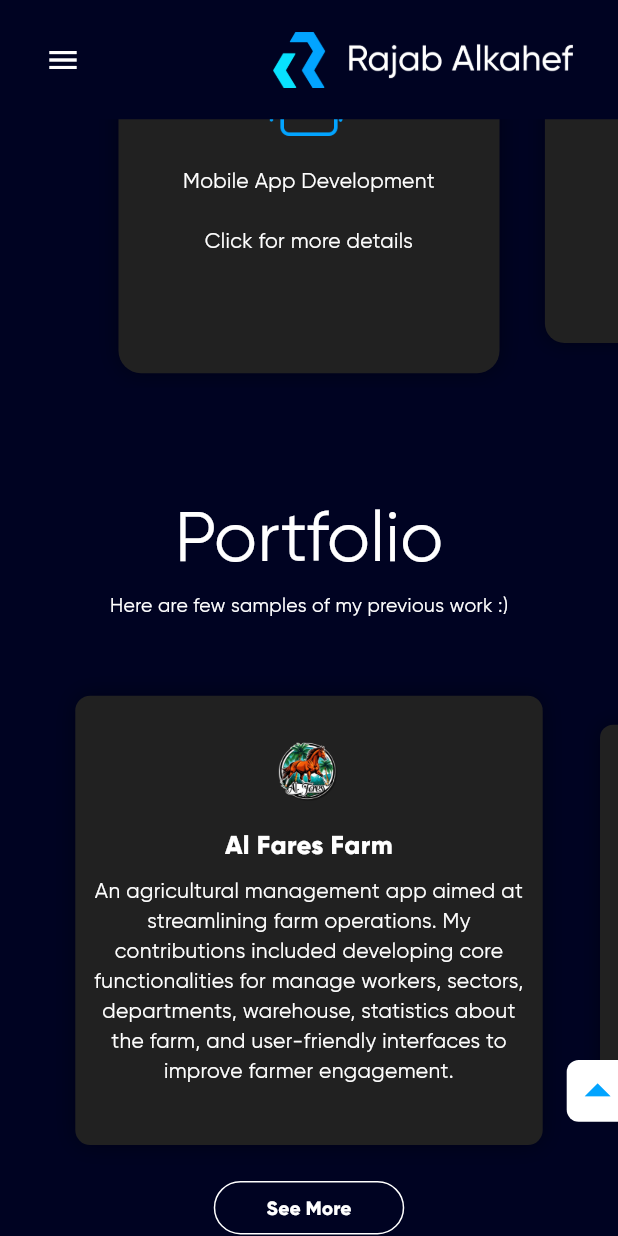
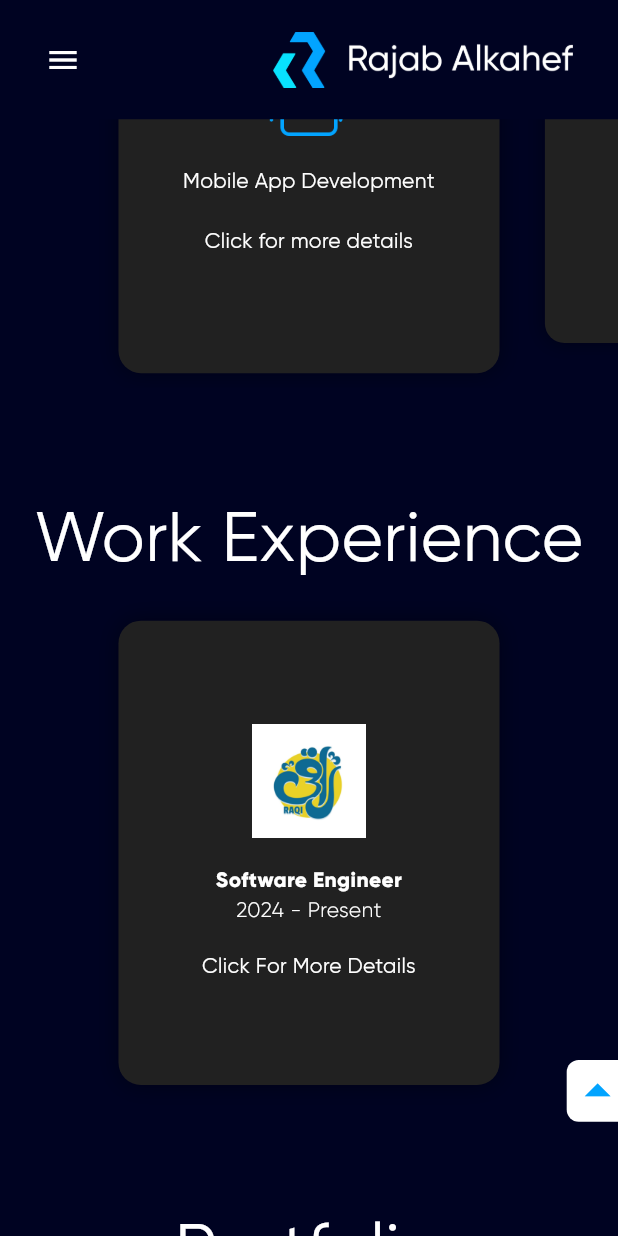
Before and after one commit to Rajab-Alkahef/rajab-portfolio, a Flutter app: the screen it shows after launch, scrolled down 1728 dp, on a phone screen of 412 x 824 dp. Run offline on Flutter 3.47's test engine with Material 3 defaults, Android fonts, the light colour scheme and no system bars; drawn by our look-alikes of carousel_slider, flip_card; our stand-ins replace animated_text_kit, font_awesome_flutter, shared_preferences, url_strategy; missing offline and left inert: universal_html; network calls fail.

Commit message:
add work Experience section

```diff
--- a/lib/sections/portfolio/portfolio.dart
+++ b/lib/sections/portfolio/portfolio.dart
@@ -9,9 +9,9 @@ class Portfolio extends StatelessWidget {
   @override
   Widget build(BuildContext context) {
     return const Responsive(
-      mobile: PortfolioMobileTab(),
-      tablet: PortfolioMobileTab(),
-      desktop: PortfolioDesktop(),
+      mobile: WorkExperienceMobileTab(),
+      tablet: WorkExperienceMobileTab(),
+      desktop: WorkExperienceDesktop(),
     );
   }
 }
--- a/lib/sections/portfolio/portfolio_mobile.dart
+++ b/lib/sections/portfolio/portfolio_mobile.dart
@@ -7,8 +7,8 @@ import 'package:folio/utils/utils.dart';
 import 'package:folio/widget/custom_text_heading.dart';
 import 'package:folio/widget/project_card.dart';
 
-class PortfolioMobileTab extends StatelessWidget {
-  const PortfolioMobileTab({Key? key}) : super(key: key);
+class WorkExperienceMobileTab extends StatelessWidget {
+  const WorkExperienceMobileTab({Key? key}) : super(key: key);
 
   @override
   Widget build(BuildContext context) {
--- /dev/null
+++ b/lib/sections/work_experience/widgets/_work_experience_card.dart
@@ -0,0 +1,144 @@
+part of '../work_experience.dart';
+
+class _WorkExperienceCard extends StatefulWidget {
+  final String logo;
+  final String position;
+  final String jobDescription;
+  final String workPeriod;
+  const _WorkExperienceCard({
+    Key? key,
+    required this.logo,
+    required this.position,
+    required this.jobDescription,
+    required this.workPeriod,
+  }) : super(key: key);
+
+  @override
+  _WorkExperienceCardState createState() => _WorkExperienceCardState();
+}
+
+class _WorkExperienceCardState extends State<_WorkExperienceCard> {
+  GlobalKey<FlipCardState> cardKey = GlobalKey<FlipCardState>();
+  bool isHover = false;
+
+  @override
+  Widget build(BuildContext context) {
+    final appProvider = Provider.of<AppProvider>(context);
+
+    return InkWell(
+      hoverColor: Colors.transparent,
+      splashColor: Colors.transparent,
+      highlightColor: Colors.transparent,
+      onTap: () {
+        cardKey.currentState!.toggleCard();
+      },
+      onHover: (isHovering) {
+        if (isHovering) {
+          setState(() {
+            isHover = true;
+          });
+        } else {
+          setState(() {
+            isHover = false;
+          });
+        }
+      },
+      child: FlipCard(
+        flipOnTouch: kIsWeb ? false : true,
+        key: cardKey,
+        back: Container(
+          width: AppDimensions.normalize(100),
+          height: AppDimensions.normalize(80),
+          padding: const EdgeInsets.symmetric(vertical: 8.0, horizontal: 12.0),
+          decoration: BoxDecoration(
+            color: appProvider.isDark ? Colors.grey[900] : Colors.white,
+            borderRadius: BorderRadius.circular(15),
+            boxShadow: isHover
+                ? [
+                    BoxShadow(
+                      color: AppTheme.c!.primary!.withAlpha(100),
+                      blurRadius: 12.0,
+                      offset: const Offset(0.0, 0.0),
+                    )
+                  ]
+                : [
+                    BoxShadow(
+                      color: Colors.black.withAlpha(100),
+                      blurRadius: 12.0,
+                      offset: const Offset(0.0, 0.0),
+                    )
+                  ],
+          ),
+          child: _WorkExperienceBackWidget(
+            serviceDesc: widget.jobDescription,
+            serviceTitle: widget.position,
+          ),
+        ),
+        front: Container(
+          width: AppDimensions.normalize(100),
+          height: AppDimensions.normalize(80),
+          padding: const EdgeInsets.symmetric(vertical: 8.0, horizontal: 12.0),
+          decoration: BoxDecoration(
+            color: appProvider.isDark ? Colors.grey[900] : Colors.white,
+            borderRadius: BorderRadius.circular(15),
+            boxShadow: isHover
+                ? [
+                    BoxShadow(
+                      color: AppTheme.c!.primary!.withAlpha(100),
+                      blurRadius: 12.0,
+                      offset: const Offset(0.0, 0.0),
+                    )
+                  ]
+                : [
+                    BoxShadow(
+                      color: Colors.black.withAlpha(100),
+                      blurRadius: 12.0,
+                      offset: const Offset(0.0, 0.0),
+                    )
+                  ],
+          ),
+          child: Column(
+            mainAxisAlignment: MainAxisAlignment.center,
+            children: [
+              Image.asset(
+                widget.logo,
+                height: AppDimensions.normalize(30),
+                // color: widget.serviceIcon.contains(StaticUtils.openSource) &&
+                //         !appProvider.isDark
+                //     ? const Color(0xff02a4ff)
+                //     : const Color(0xff02a4ff),
+              ),
+              Space.y1!,
+              Text(
+                widget.position,
+                textAlign: TextAlign.center,
+                style: TextStyle(
+                  fontWeight: FontWeight.bold,
+                  color: appProvider.isDark ? Colors.white : Colors.black,
+                ),
+              ),
+              // Space.y1!,
+              Space.x2!,
+              Text(
+                widget.workPeriod,
+                textAlign: TextAlign.center,
+                style: TextStyle(
+                  fontWeight: FontWeight.w100,
+                  color: appProvider.isDark ? Colors.white : Colors.black,
+                ),
+              ),
+              Space.y1!,
+              Text(
+                "Click For More Details",
+                textAlign: TextAlign.center,
+                style: TextStyle(
+                  color: appProvider.isDark ? Colors.white : Colors.black,
+                ),
+              ),
+            ],
+          ),
+        ),
+      ),
+    );
+  }
+}
--- /dev/null
+++ b/lib/sections/work_experience/work_experience.dart
@@ -0,0 +1,33 @@
+import 'package:carousel_slider/carousel_slider.dart';
+import 'package:flip_card/flip_card.dart';
+import 'package:flutter/foundation.dart';
+import 'package:flutter/material.dart';
+import 'package:folio/configs/configs.dart';
+import 'package:folio/constants.dart';
+import 'package:folio/provider/app_provider.dart';
+import 'package:folio/responsive/responsive.dart';
+import 'package:folio/utils/services_utils.dart';
+import 'package:folio/utils/utils.dart';
+import 'package:folio/widget/custom_text_heading.dart';
+import 'package:font_awesome_flutter/font_awesome_flutter.dart';
+import 'package:provider/provider.dart';
+
+import '../../utils/work_utils.dart';
+
+part 'widgets/_work_experience_card.dart';
+part 'widgets/_work_experience_card_back.dart';
+part 'work_experience_desktop.dart';
+part 'work_experience_mobile.dart';
+
+class WorkExperience extends StatelessWidget {
+  const WorkExperience({Key? key}) : super(key: key);
+
+  @override
+  Widget build(BuildContext context) {
+    return const Responsive(
+      mobile: WorkExperienceMobile(),
+      tablet: WorkExperienceMobile(),
+      desktop: WorkExperienceDesktop(),
+    );
+  }
+}
--- /dev/null
+++ b/lib/sections/work_experience/work_experience_mobile.dart
@@ -0,0 +1,44 @@
+part of 'work_experience.dart';
+
+class WorkExperienceMobile extends StatelessWidget {
+  const WorkExperienceMobile({Key? key}) : super(key: key);
+
+  @override
+  Widget build(BuildContext context) {
+    double height = MediaQuery.of(context).size.height;
+    double width = MediaQuery.of(context).size.width;
+    return Column(
+      children: [
+        const CustomSectionHeading(
+          text: '\nWork Experience',
+        ),
+        // const CustomSectionSubHeading(
+        //   text: 'I may not be perfect but surely I\'m of some use :)\n\n',
+        // ),
+        Space.y!,
+        CarouselSlider.builder(
+          itemCount: WorkUtils.logos.length,
+          itemBuilder: (BuildContext context, int itemIndex, int i) => Padding(
+            padding: const EdgeInsets.symmetric(vertical: 10.0),
+            child: _WorkExperienceCard(
+              logo: WorkUtils.logos[i],
+              position: WorkUtils.position[i],
+              jobDescription: WorkUtils.positionDescription[i],
+              workPeriod: WorkUtils.workPeriod[i],
+            ),
+          ),
+          options: CarouselOptions(
+            viewportFraction: 0.65,
+            height: width < 450 ? height * 0.4 : height * 0.4,
+            autoPlay: true,
+            autoPlayInterval: const Duration(seconds: 5),
+            enlargeCenterPage: true,
+            autoPlayCurve: Curves.fastOutSlowIn,
+            autoPlayAnimationDuration: const Duration(milliseconds: 800),
+            enableInfiniteScroll: false,
+          ),
+        )
+      ],
+    );
+  }
+}
--- a/lib/utils/utils.dart
+++ b/lib/utils/utils.dart
@@ -5,6 +5,8 @@ import 'package:folio/sections/home/home.dart';
 import 'package:folio/sections/portfolio/portfolio.dart';
 import 'package:folio/sections/services/services.dart';
 import 'package:folio/widget/footer.dart';
+
+import '../sections/work_experience/work_experience.dart';
 
 class StaticUtils {
   static const String hi = 'assets/hi.gif';
@@ -19,6 +21,7 @@ class StaticUtils {
   static const String sastaticket = 'assets/work/st.png';
   static const String university = 'assets/work/cui.png';
   static const String fullterIsb = 'assets/work/flutterIsl.png';
+  static const String raqi = 'assets/work/raqi.jpg';
 
   // services
   static const String ml = 'assets/services/machine-learning.png';
@@ -60,6 +63,7 @@ class BodyUtils {
     HomePage(),
     About(),
     Services(),
+    WorkExperience(),
     Portfolio(),
     Contact(),
     Footer(),
--- a/lib/utils/work_utils.dart
+++ b/lib/utils/work_utils.dart
@@ -2,18 +2,25 @@ import 'package:folio/utils/utils.dart';
 
 class WorkUtils {
   static const List<String> logos = [
-    StaticUtils.university,
-    StaticUtils.fullterIsb,
-    StaticUtils.dsc,
-    StaticUtils.sastaticket,
+    // StaticUtils.university,
+    // StaticUtils.fullterIsb,
+    // StaticUtils.dsc,
+    // StaticUtils.sastaticket,
+    StaticUtils.raqi
   ];
 
   static const List<String> communityLinks = [
-    "https://www.comsats.edu.pk/",
-    "https://web.facebook.com/FlutterIslamabadPakistan/",
-    "https://dsc.community.dev/comsats-university-islamabad/",
-    "https://sastaticket.pk/"
+    // "https://www.comsats.edu.pk/",
+    // "https://web.facebook.com/FlutterIslamabadPakistan/",
+    // "https://dsc.community.dev/comsats-university-islamabad/",
+    // "https://sastaticket.pk/",
+
+    "https://www.linkedin.com/company/raqi-co/"
   ];
-
+  static const List<String> position = ["Software Engineer"];
+  static const List<String> workPeriod = ["2024 - Present"];
+  static const List<String> positionDescription = [
+    "Responsible for designing, developing, and optimizing mobile applications to enhance user experience and functionality, using Flutter framework, Bloc as state management, and clean architecture as architecture design."
+  ];
   static const List<double> communityLogoHeight = [60.0, 70.0, 30.0, 70.0];
 }
```
Also changed, not shown: lib/sections/about/about_desktop.dart (+22 -19 lines), lib/sections/main/main_section.dart (+6 -7 lines), lib/sections/portfolio/portfolio_desktop.dart (+4 -4 lines), lib/sections/work_experience/widgets/_work_experience_card_back.dart (added, +125 -0 lines), lib/sections/work_experience/work_experience_desktop.dart (added, +51 -0 lines), assets/work/raqi.jpg (added), 28 other files.
